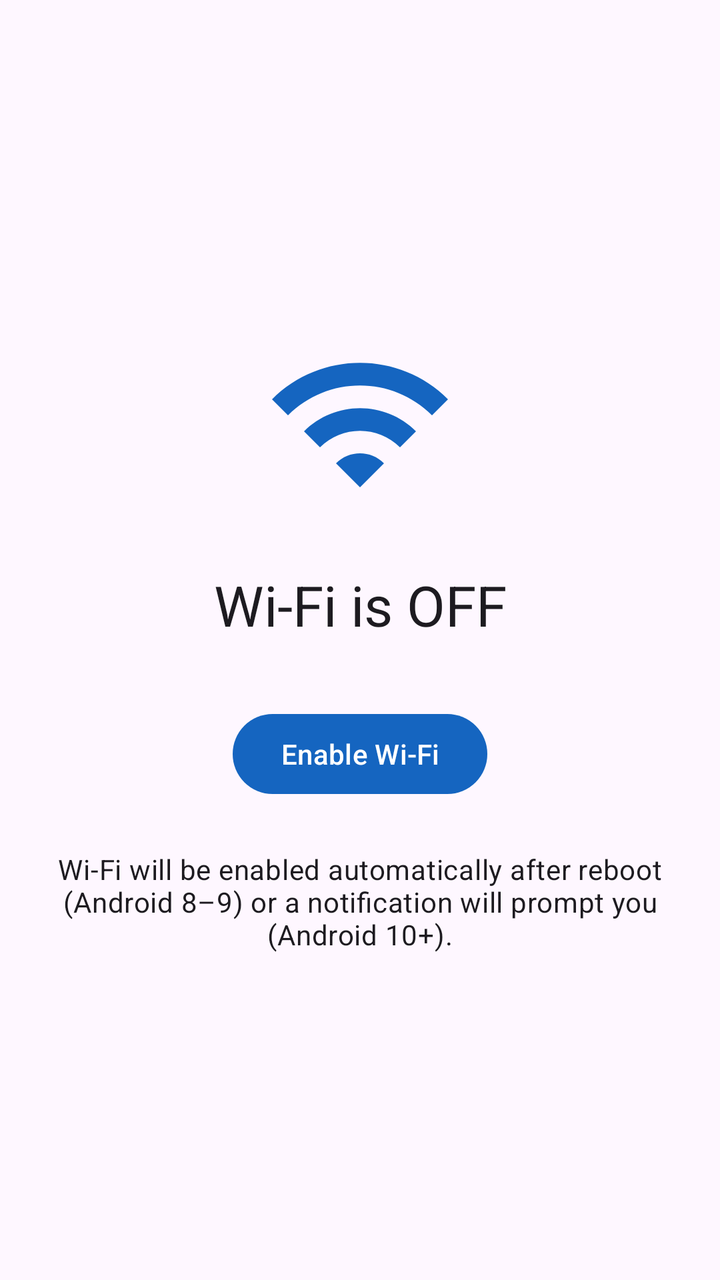
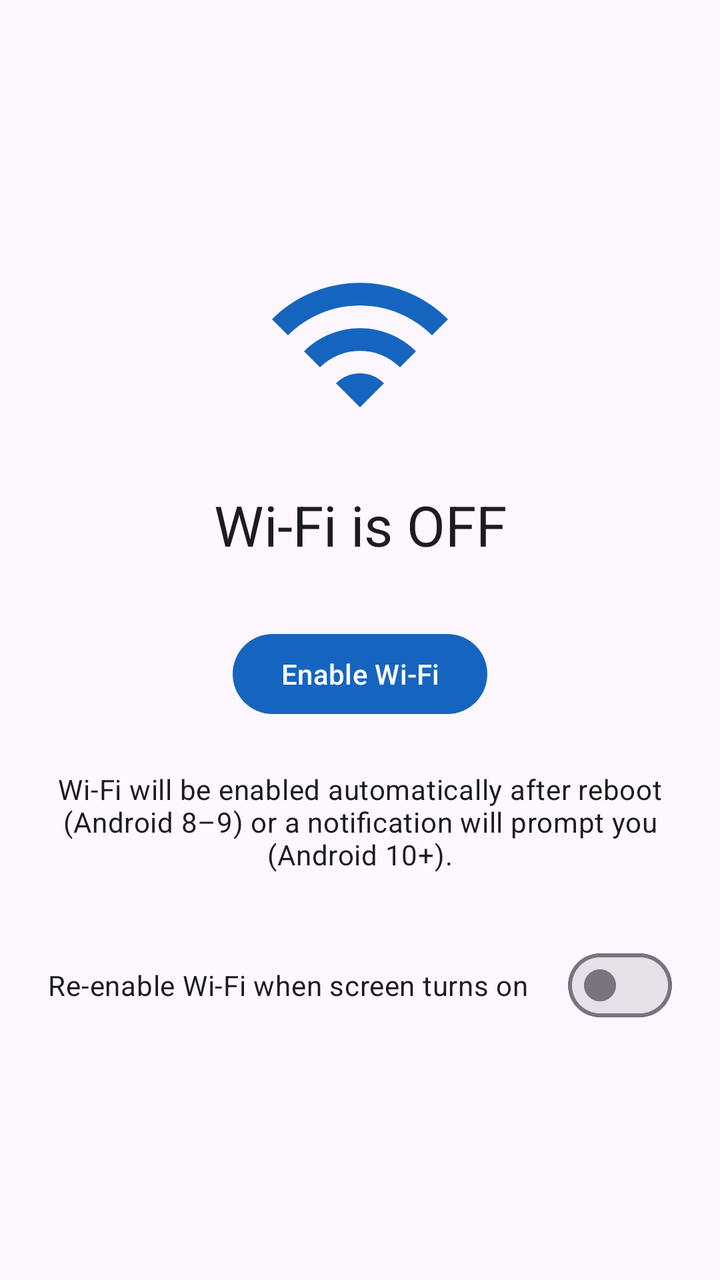

Screens rendered from an Android XML layout before and after an edit, with the pre-edit source and the edit as a unified diff.
<!-- AndroidManifest.xml: application theme Theme.WifiOn -->
<!-- res/layout/activity_main.xml -->
<?xml version="1.0" encoding="utf-8"?>
<androidx.constraintlayout.widget.ConstraintLayout
    xmlns:android="http://schemas.android.com/apk/res/android"
    xmlns:app="http://schemas.android.com/apk/res-auto"
    xmlns:tools="http://schemas.android.com/tools"
    android:layout_width="match_parent"
    android:layout_height="match_parent"
    android:padding="24dp"
    tools:context=".MainActivity">

    <ImageView
        android:id="@+id/ivWifiStatus"
        android:layout_width="96dp"
        android:layout_height="96dp"
        android:contentDescription="@string/wifi_icon_description"
        android:src="@drawable/ic_wifi"
        app:layout_constraintBottom_toTopOf="@id/tvStatus"
        app:layout_constraintEnd_toEndOf="parent"
        app:layout_constraintStart_toStartOf="parent"
        app:layout_constraintTop_toTopOf="parent"
        app:layout_constraintVertical_chainStyle="packed"
        app:tint="@color/wifi_icon_tint" />

    <TextView
        android:id="@+id/tvStatus"
        android:layout_width="wrap_content"
        android:layout_height="wrap_content"
        android:layout_marginTop="24dp"
        android:textAppearance="?attr/textAppearanceHeadlineMedium"
        android:text="@string/status_wifi_off"
        app:layout_constraintBottom_toTopOf="@id/btnEnableWifi"
        app:layout_constraintEnd_toEndOf="parent"
        app:layout_constraintStart_toStartOf="parent"
        app:layout_constraintTop_toBottomOf="@id/ivWifiStatus" />

    <com.google.android.material.button.MaterialButton
        android:id="@+id/btnEnableWifi"
        android:layout_width="wrap_content"
        android:layout_height="wrap_content"
        android:layout_marginTop="32dp"
        android:text="@string/btn_enable_wifi"
        app:layout_constraintBottom_toTopOf="@id/tvInfo"
        app:layout_constraintEnd_toEndOf="parent"
        app:layout_constraintStart_toStartOf="parent"
        app:layout_constraintTop_toBottomOf="@id/tvStatus" />

    <TextView
        android:id="@+id/tvInfo"
        android:layout_width="0dp"
        android:layout_height="wrap_content"
        android:layout_marginTop="24dp"
        android:gravity="center"
        android:text="@string/info_wifi_off"
        android:textAppearance="?attr/textAppearanceBodyMedium"
        app:layout_constraintBottom_toBottomOf="parent"
        app:layout_constraintEnd_toEndOf="parent"
        app:layout_constraintStart_toStartOf="parent"
        app:layout_constraintTop_toBottomOf="@id/btnEnableWifi" />

</androidx.constraintlayout.widget.ConstraintLayout>
<!-- resources referenced by this layout -->
<resources>
  <color name="wifi_icon_tint">#1565C0</color>
  <!-- drawable ic_wifi (drawable) -->
  <?xml version="1.0" encoding="utf-8"?>
  <vector xmlns:android="http://schemas.android.com/apk/res/android"
      android:width="24dp"
      android:height="24dp"
      android:viewportWidth="24"
      android:viewportHeight="24">
      <path
          android:fillColor="?attr/colorPrimary"
          android:pathData="M1,9l2,2c4.97,-4.97 13.03,-4.97 18,0l2,-2C16.93,2.93 7.08,2.93 1,9zM9,17l3,3 3,-3c-1.65,-1.66 -4.34,-1.66 -6,0zM5,13l2,2c2.76,-2.76 7.24,-2.76 10,0l2,-2C15.14,9.14 8.87,9.14 5,13z" />
  </vector>
  <string name="btn_enable_wifi">Enable Wi-Fi</string>
  <string name="info_wifi_off">Wi-Fi will be enabled automatically after reboot (Android 8–9) or a notification will prompt you (Android 10+).</string>
  <string name="status_wifi_off">Wi-Fi is OFF</string>
  <string name="wifi_icon_description">Wi-Fi status icon</string>
  <style name="Theme.WifiOn" parent="Theme.Material3.DayNight.NoActionBar">
          <item name="colorPrimary">@color/seed</item>
      </style>
  <color name="seed">#1565C0</color>
</resources>

<!-- the commit's change to res/layout/activity_main.xml (unified diff, before → after) -->
@@ -52,9 +52,20 @@
         android:gravity="center"
         android:text="@string/info_wifi_off"
         android:textAppearance="?attr/textAppearanceBodyMedium"
-        app:layout_constraintBottom_toBottomOf="parent"
+        app:layout_constraintBottom_toTopOf="@id/switchAutoEnable"
         app:layout_constraintEnd_toEndOf="parent"
         app:layout_constraintStart_toStartOf="parent"
         app:layout_constraintTop_toBottomOf="@id/btnEnableWifi" />
 
+    <com.google.android.material.materialswitch.MaterialSwitch
+        android:id="@+id/switchAutoEnable"
+        android:layout_width="0dp"
+        android:layout_height="wrap_content"
+        android:layout_marginTop="32dp"
+        android:text="@string/switch_auto_enable_screen_on"
+        app:layout_constraintBottom_toBottomOf="parent"
+        app:layout_constraintEnd_toEndOf="parent"
+        app:layout_constraintStart_toStartOf="parent"
+        app:layout_constraintTop_toBottomOf="@id/tvInfo" />
+
 </androidx.constraintlayout.widget.ConstraintLayout>
<!-- resource entries referenced after the edit -->
@@ -15,6 +15,7 @@
   <string name="btn_enable_wifi">Enable Wi-Fi</string>
   <string name="info_wifi_off">Wi-Fi will be enabled automatically after reboot (Android 8–9) or a notification will prompt you (Android 10+).</string>
   <string name="status_wifi_off">Wi-Fi is OFF</string>
+  <string name="switch_auto_enable_screen_on">Re-enable Wi-Fi when screen turns on</string>
   <string name="wifi_icon_description">Wi-Fi status icon</string>
   <style name="Theme.WifiOn" parent="Theme.Material3.DayNight.NoActionBar">
           <item name="colorPrimary">@color/seed</item>
